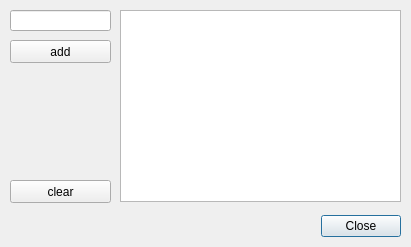
Before: the Qt Designer form src/PyQt/firstgui.ui in Saucyz/explode, drawn with Qt 5.
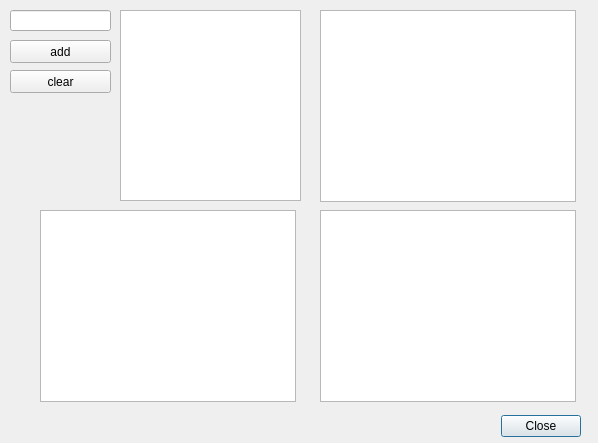
After: the same form once the commit is applied.

Patch:
```diff
--- a/src/PyQt/firstgui.ui
+++ b/src/PyQt/firstgui.ui
@@ -6,8 +6,8 @@
    <rect>
     <x>0</x>
     <y>0</y>
-    <width>411</width>
-    <height>247</height>
+    <width>598</width>
+    <height>443</height>
    </rect>
   </property>
   <property name="windowTitle">
@@ -16,8 +16,8 @@
   <widget class="QDialogButtonBox" name="buttonBox">
    <property name="geometry">
     <rect>
-     <x>20</x>
-     <y>210</y>
+     <x>200</x>
+     <y>410</y>
      <width>381</width>
      <height>32</height>
     </rect>
@@ -44,8 +44,8 @@
     <rect>
      <x>120</x>
      <y>10</y>
-     <width>281</width>
-     <height>192</height>
+     <width>181</width>
+     <height>191</height>
     </rect>
    </property>
   </widget>
@@ -53,7 +53,7 @@
    <property name="geometry">
     <rect>
      <x>10</x>
-     <y>180</y>
+     <y>70</y>
      <width>101</width>
      <height>23</height>
     </rect>
@@ -75,6 +75,36 @@
     <string>add</string>
    </property>
   </widget>
+  <widget class="QGraphicsView" name="graphicsView">
+   <property name="geometry">
+    <rect>
+     <x>320</x>
+     <y>10</y>
+     <width>256</width>
+     <height>192</height>
+    </rect>
+   </property>
+  </widget>
+  <widget class="QGraphicsView" name="graphicsView_2">
+   <property name="geometry">
+    <rect>
+     <x>320</x>
+     <y>210</y>
+     <width>256</width>
+     <height>192</height>
+    </rect>
+   </property>
+  </widget>
+  <widget class="QGraphicsView" name="graphicsView_3">
+   <property name="geometry">
+    <rect>
+     <x>40</x>
+     <y>210</y>
+     <width>256</width>
+     <height>192</height>
+    </rect>
+   </property>
+  </widget>
  </widget>
  <resources/>
  <connections>
```
